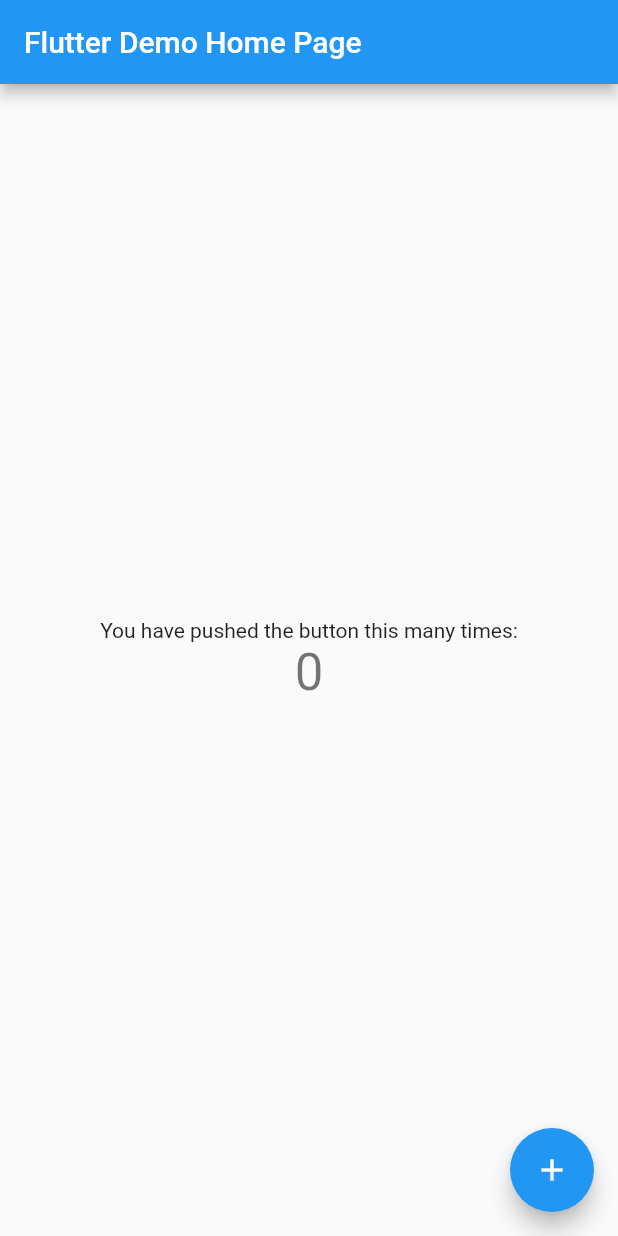
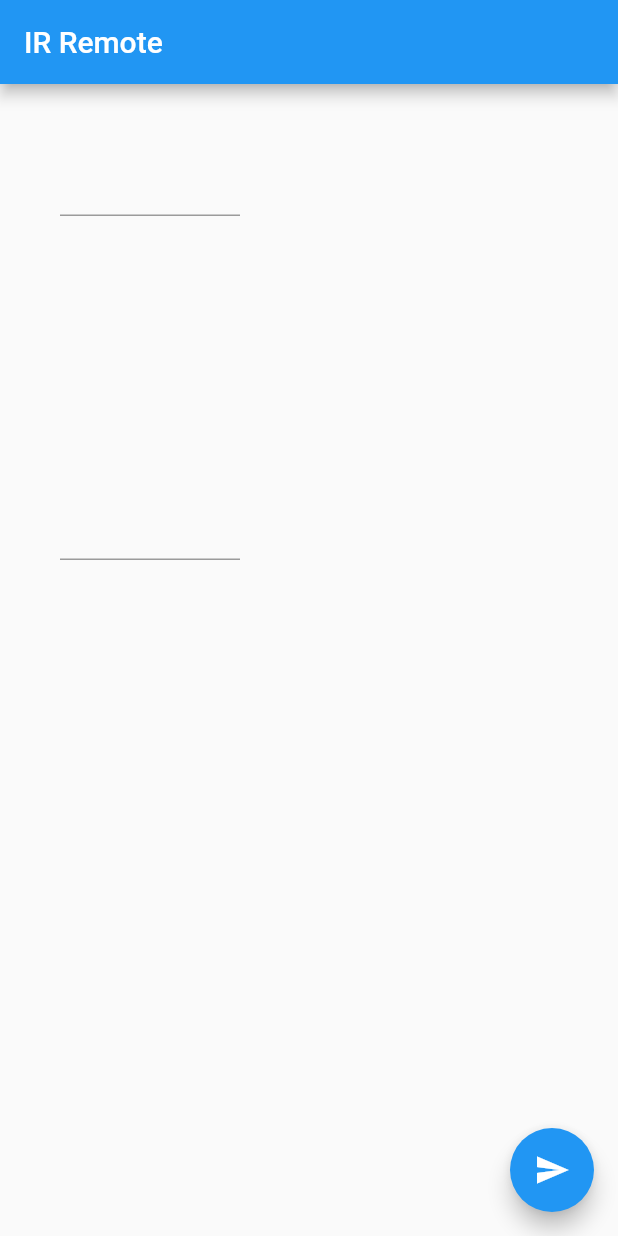
Before and after one commit to kattaliraees/ble_ir_remote, a Flutter app: the screen it shows after launch, on a phone screen of 412 x 824 dp. Run offline on Flutter 3.47's test engine with Material 2 defaults, Android fonts, the phone set to English and light mode, and no system bars; missing offline and left inert: flutter_reactive_ble.

Commit message:
app progress

```diff
--- /dev/null
+++ b/ble_ir_app/lib/home_screen.dart
@@ -0,0 +1,38 @@
+import 'package:flutter/material.dart';
+import 'package:flutter_reactive_ble/flutter_reactive_ble.dart';
+
+class HomeScreen extends StatefulWidget {
+  const HomeScreen({Key? key}) : super(key: key);
+
+  @override
+  State<HomeScreen> createState() => _HomeScreenState();
+}
+
+class _HomeScreenState extends State<HomeScreen> {
+  final flutterReactiveBle = FlutterReactiveBle();
+  @override
+  Widget build(BuildContext context) {
+    return Scaffold(
+      appBar: AppBar(
+        title: const Text('IR Remote'),
+      ),
+      body: Container(
+          width: 200,
+          padding: EdgeInsets.all(40),
+          child: Column(
+            children: const [
+              Expanded(child: TextField()),
+              Expanded(child: TextField()),
+              Spacer()
+            ],
+          )),
+      floatingActionButton: FloatingActionButton(
+        onPressed: () {
+          print('hello');
+        },
+        tooltip: 'Send IR',
+        child: const Icon(Icons.send),
+      ),
+    );
+  }
+}
--- a/ble_ir_app/lib/main.dart
+++ b/ble_ir_app/lib/main.dart
@@ -1,4 +1,5 @@
 import 'package:flutter/material.dart';
+import 'package:ble_ir/home_screen.dart';
 
 void main() {
   runApp(const MyApp());
@@ -11,7 +12,7 @@
   @override
   Widget build(BuildContext context) {
     return MaterialApp(
-      title: 'Flutter Demo',
+        title: 'BLE IR Demo',
         theme: ThemeData(
           // This is the theme of your application.
           //
@@ -24,92 +25,6 @@
           // is not restarted.
           primarySwatch: Colors.blue,
         ),
-      home: const MyHomePage(title: 'Flutter Demo Home Page'),
-    );
+        home: const HomeScreen());
   }
 }
-
-class MyHomePage extends StatefulWidget {
-  const MyHomePage({Key? key, required this.title}) : super(key: key);
-
-  // This widget is the home page of your application. It is stateful, meaning
-  // that it has a State object (defined below) that contains fields that affect
-  // how it looks.
-
-  // This class is the configuration for the state. It holds the values (in this
-  // case the title) provided by the parent (in this case the App widget) and
-  // used by the build method of the State. Fields in a Widget subclass are
-  // always marked "final".
-
-  final String title;
-
-  @override
-  State<MyHomePage> createState() => _MyHomePageState();
-}
-
-class _MyHomePageState extends State<MyHomePage> {
-  int _counter = 0;
-
-  void _incrementCounter() {
-    setState(() {
-      // This call to setState tells the Flutter framework that something has
-      // changed in this State, which causes it to rerun the build method below
-      // so that the display can reflect the updated values. If we changed
-      // _counter without calling setState(), then the build method would not be
-      // called again, and so nothing would appear to happen.
-      _counter++;
-    });
-  }
-
-  @override
-  Widget build(BuildContext context) {
-    // This method is rerun every time setState is called, for instance as done
-    // by the _incrementCounter method above.
-    //
-    // The Flutter framework has been optimized to make rerunning build methods
-    // fast, so that you can just rebuild anything that needs updating rather
-    // than having to individually change instances of widgets.
-    return Scaffold(
-      appBar: AppBar(
-        // Here we take the value from the MyHomePage object that was created by
-        // the App.build method, and use it to set our appbar title.
-        title: Text(widget.title),
-      ),
-      body: Center(
-        // Center is a layout widget. It takes a single child and positions it
-        // in the middle of the parent.
-        child: Column(
-          // Column is also a layout widget. It takes a list of children and
-          // arranges them vertically. By default, it sizes itself to fit its
-          // children horizontally, and tries to be as tall as its parent.
-          //
-          // Invoke "debug painting" (press "p" in the console, choose the
-          // "Toggle Debug Paint" action from the Flutter Inspector in Android
-          // Studio, or the "Toggle Debug Paint" command in Visual Studio Code)
-          // to see the wireframe for each widget.
-          //
-          // Column has various properties to control how it sizes itself and
-          // how it positions its children. Here we use mainAxisAlignment to
-          // center the children vertically; the main axis here is the vertical
-          // axis because Columns are vertical (the cross axis would be
-          // horizontal).
-          mainAxisAlignment: MainAxisAlignment.center,
-          children: <Widget>[
-            const Text(
-              'You have pushed the button this many times:',
-            ),
-            Text(
-              '$_counter',
-              style: Theme.of(context).textTheme.headline4,
-            ),
-          ],
-        ),
-      ),
-      floatingActionButton: FloatingActionButton(
-        onPressed: _incrementCounter,
-        tooltip: 'Increment',
-        child: const Icon(Icons.add),
-      ), // This trailing comma makes auto-formatting nicer for build methods.
-    );
-  }
-}
--- a/ble_ir_app/pubspec.yaml
+++ b/ble_ir_app/pubspec.yaml
@@ -38,6 +38,8 @@
 dev_dependencies:
   flutter_test:
     sdk: flutter
+
+  flutter_reactive_ble:
 
   # The "flutter_lints" package below contains a set of recommended lints to
   # encourage good coding practices. The lint set provided by the package is
```
Also changed, not shown: 9 other files. Lines whose indentation alone changed are shown as unchanged.
